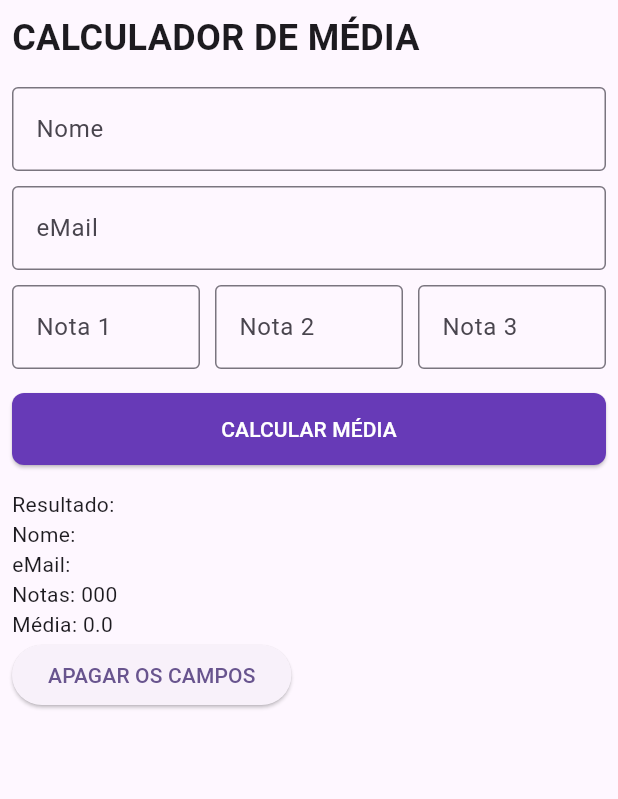
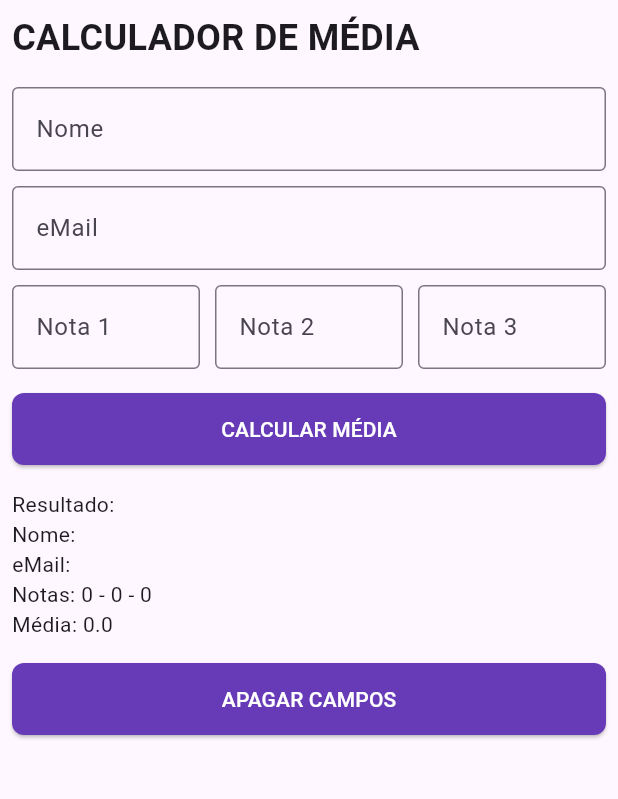
Before and after one commit to lucasomac/averagecalculator, a Flutter app: the screen it shows after launch, after a tap on "CALCULAR MÉDIA", on a phone screen of 412 x 824 dp, the part 84-883 px from its top. Run offline on Flutter 3.47's test engine with Material 3 defaults, Android fonts, the light colour scheme and no system bars.

Commit message:
feat(button): Added actions for buttons and cleared form on click

```diff
--- /dev/null
+++ b/lib/components/action_button.dart
@@ -0,0 +1,28 @@
+import 'package:flutter/material.dart';
+
+class ActionButton extends StatelessWidget {
+  final Function() sendData;
+  final String name;
+
+  const ActionButton({super.key, required this.sendData, required this.name});
+
+  @override
+  Widget build(BuildContext context) {
+    return Padding(
+      padding: const EdgeInsets.symmetric(vertical: 16),
+      child: ElevatedButton(
+        style: ElevatedButton.styleFrom(
+            minimumSize: const Size(double.infinity, 48),
+            backgroundColor: Colors.deepPurple,
+            foregroundColor: Colors.white,
+            shape: RoundedRectangleBorder(
+              borderRadius: BorderRadius.circular(8),
+            )),
+        onPressed: sendData,
+        child: Text(
+          name,
+        ),
+      ),
+    );
+  }
+}
--- a/lib/model/result_data.dart
+++ b/lib/model/result_data.dart
@@ -1,5 +1,3 @@
-import 'dart:ffi';
-
 class ResultData {
   String name;
   String email;
@@ -20,13 +18,13 @@ class ResultData {
 
   String getFormatedGrades() {
     var formated = "";
-    for (var element in grades) {
-      if (element == grades.last) {
-        formated += element.toString();
+    grades.asMap().forEach((index, grade) {
+      if (index != grades.length - 1 && grades.length > 1) {
+        formated += "$grade - ";
       } else {
-        formated += "$element - ";
+        formated += "$grade";
       }
-    }
+    });
     return formated;
   }
 }
--- a/lib/screens/home.dart
+++ b/lib/screens/home.dart
@@ -1,6 +1,7 @@
 import 'package:averagecalculator/components/result_details.dart';
 import 'package:flutter/material.dart';
 
+import '../components/action_button.dart';
 import '../model/result_data.dart';
 
 class Home extends StatefulWidget {
@@ -11,7 +12,12 @@ class Home extends StatefulWidget {
 }
 
 class _HomeState extends State<Home> {
-  final data = ResultData("", "", [0, 0, 0]);
+  var data = ResultData("", "", [0, 0, 0]);
+  var nameController = TextEditingController();
+  var emailController = TextEditingController();
+  var gradeOne = TextEditingController();
+  var gradeTwo = TextEditingController();
+  var gradeThree = TextEditingController();
 
   @override
   Widget build(BuildContext context) {
@@ -32,10 +38,12 @@ class _HomeState extends State<Home> {
               height: 16,
             ),
             TextField(
+              controller: nameController,
               decoration: const InputDecoration(
                 border: OutlineInputBorder(),
                 labelText: "Nome",
               ),
+              keyboardType: TextInputType.name,
               onChanged: (value) {
                 data.name = value;
               },
@@ -44,10 +52,12 @@ class _HomeState extends State<Home> {
               height: 10,
             ),
             TextField(
+              controller: emailController,
               decoration: const InputDecoration(
                 border: OutlineInputBorder(),
                 labelText: "eMail",
               ),
+              keyboardType: TextInputType.emailAddress,
               onChanged: (value) {
                 data.email = value;
               },
@@ -60,10 +70,12 @@ class _HomeState extends State<Home> {
               children: [
                 Expanded(
                   child: TextField(
+                    controller: gradeOne,
                     decoration: const InputDecoration(
                       border: OutlineInputBorder(),
                       labelText: "Nota 1",
                     ),
+                    keyboardType: TextInputType.number,
                     onChanged: (value) {
                       data.name = value;
                     },
@@ -74,10 +86,12 @@ class _HomeState extends State<Home> {
                 ),
                 Expanded(
                   child: TextField(
+                    controller: gradeTwo,
                     decoration: const InputDecoration(
                       border: OutlineInputBorder(),
                       labelText: "Nota 2",
                     ),
+                    keyboardType: TextInputType.number,
                     onChanged: (value) {
                       data.email = value;
                     },
@@ -88,10 +102,12 @@ class _HomeState extends State<Home> {
                 ),
                 Expanded(
                   child: TextField(
+                    controller: gradeThree,
                     decoration: const InputDecoration(
                       border: OutlineInputBorder(),
                       labelText: "Nota 3",
                     ),
+                    keyboardType: TextInputType.number,
                     onChanged: (value) {
                       data.email = value;
                     },
@@ -99,34 +115,45 @@ class _HomeState extends State<Home> {
                 ),
               ],
             ),
-            Padding(
-              padding: const EdgeInsets.symmetric(vertical: 16),
-              child: ElevatedButton(
-                style: ElevatedButton.styleFrom(
-                    minimumSize: const Size(double.infinity, 48),
-                    backgroundColor: Colors.deepPurple,
-                    foregroundColor: Colors.white,
-                    shape: RoundedRectangleBorder(
-                      borderRadius: BorderRadius.circular(8),
-                    )),
-                onPressed: _sendData,
-                child: const Text(
-                  "CALCULAR MÉDIA",
-                ),
-              ),
+            ActionButton(
+              sendData: _sendData,
+              name: "CALCULAR MÉDIA",
             ),
             ResultDetails(data: data),
-            ElevatedButton(
-              onPressed: _cleanForm,
-              child: const Text("APAGAR OS CAMPOS"),
-            )
+            ActionButton(sendData: _cleanForm, name: "APAGAR CAMPOS")
           ],
         ),
       ),
     );
   }
 
-  void _sendData() {}
+  ResultData _getResult() {
+    return ResultData(
+      nameController.text,
+      emailController.text,
+      [
+        int.parse(gradeOne.text),
+        int.parse(gradeTwo.text),
+        int.parse(gradeThree.text)
+      ],
+    );
+  }
 
-  void _cleanForm() {}
+  void _sendData() {
+    setState(() {
+      data = _getResult();
+    });
+  }
+
+  void _cleanForm() {
+    setState(() {
+      nameController.clear();
+      emailController.clear();
+      gradeOne.clear();
+      gradeTwo.clear();
+      gradeThree.clear();
+      data = ResultData("", "", [0, 0, 0]);
+      // data = _getResult();
+    });
+  }
 }
```
